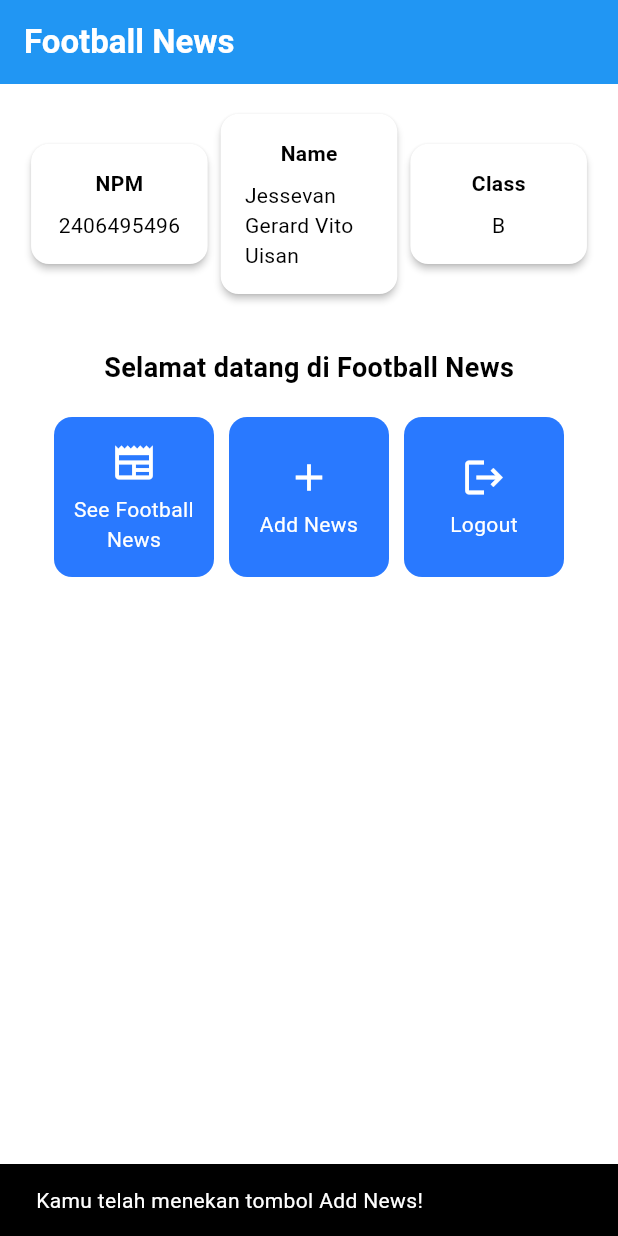
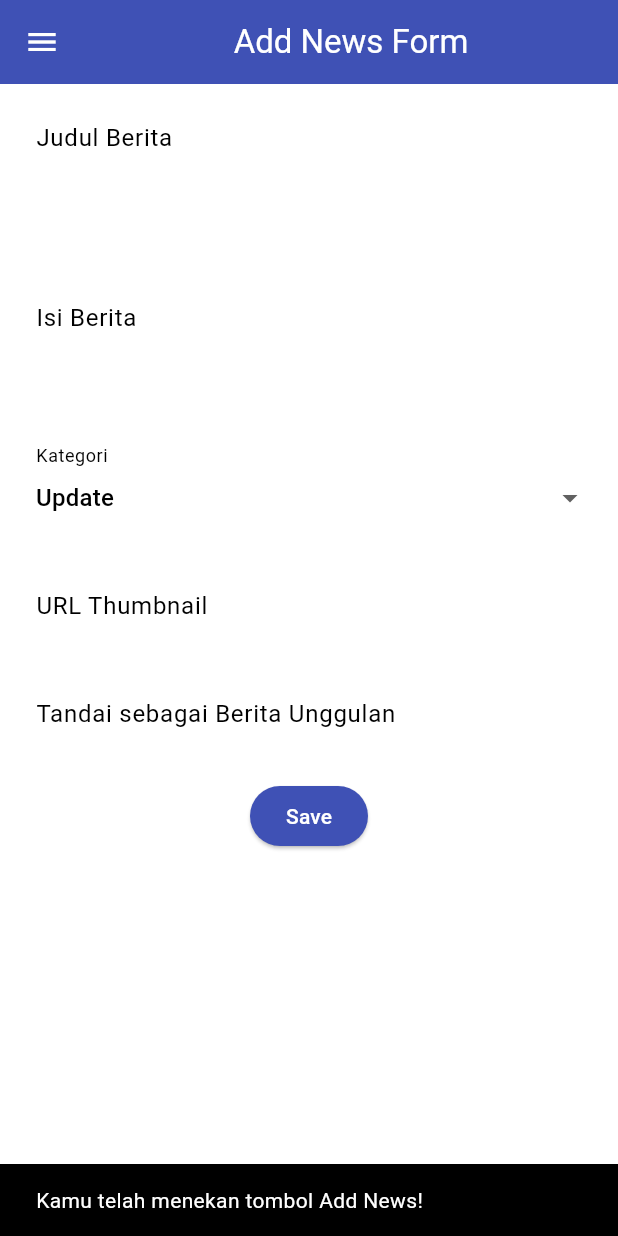
Before and after one commit to jessegvu/football-news-mobile, a Flutter app: the screen it shows after launch, after a tap on "Add News", on a phone screen of 412 x 824 dp. Run offline on Flutter 3.47's test engine with Material 3 defaults, Android fonts, the phone set to English and light mode, and no system bars.

Commit message:
Tutorial 7

```diff
--- a/lib/main.dart
+++ b/lib/main.dart
@@ -1,5 +1,5 @@
 import 'package:flutter/material.dart';
-import 'package:football_news/menu.dart';
+import 'package:football_news/screens/menu.dart';
 
 void main() {
   runApp(const MyApp());
--- a/lib/menu.dart
+++ b/lib/screens/menu.dart
@@ -1,4 +1,6 @@
 import 'package:flutter/material.dart';
+import 'package:football_news/widgets/left_drawer.dart';
+import 'package:football_news/widgets/news_card.dart';
 
 class MyHomePage extends StatelessWidget {
   MyHomePage({super.key});
@@ -9,7 +11,6 @@ class MyHomePage extends StatelessWidget {
 
   @override
   Widget build(BuildContext context) {
-    // Scaffold provides the basic page structure with AppBar and body.
     return Scaffold(
       appBar: AppBar(
         title: const Text(
@@ -21,6 +22,7 @@ class MyHomePage extends StatelessWidget {
         ),
         backgroundColor: Theme.of(context).colorScheme.primary,
       ),
+      drawer: const LeftDrawer(),
       body: Padding(
         padding: const EdgeInsets.all(16.0),
         child: Column(
@@ -81,10 +83,8 @@ class MyHomePage extends StatelessWidget {
 }
 
 class InfoCard extends StatelessWidget {
-  // Kartu informasi yang menampilkan title dan content.
-
-  final String title; // Judul kartu.
-  final String content; // Isi kartu.
+  final String title;
+  final String content;
 
   const InfoCard({super.key, required this.title, required this.content});
 
@@ -109,54 +109,3 @@ class InfoCard extends StatelessWidget {
     );
   }
 }
-
-class ItemHomepage {
-  final String name;
-  final IconData icon;
-
-  ItemHomepage(this.name, this.icon);
-}
-
-class ItemCard extends StatelessWidget {
-  final ItemHomepage item;
-
-  const ItemCard(this.item, {super.key});
-
-  @override
-  Widget build(BuildContext context) {
-    return Material(
-      color: Theme.of(context).colorScheme.secondary,
-      borderRadius: BorderRadius.circular(12),
-      child: InkWell(
-        onTap: () {
-          ScaffoldMessenger.of(context)
-            ..hideCurrentSnackBar()
-            ..showSnackBar(
-              SnackBar(content: Text("Kamu telah menekan tombol ${item.name}!"))
-            );
-        },
-        child: Container(
-          padding: const EdgeInsets.all(8),
-          child: Center(
-            child: Column(
-              mainAxisAlignment: MainAxisAlignment.center,
-              children: [
-                Icon(
-                  item.icon,
-                  color: Colors.white,
-                  size: 30.0,
-                ),
-                const Padding(padding: EdgeInsets.all(3)),
-                Text(
-                  item.name,
-                  textAlign: TextAlign.center,
-                  style: const TextStyle(color: Colors.white),
-                ),
-              ],
-            ),
-          ),
-        ),
-      ),
-    );
-  }
-}
--- /dev/null
+++ b/lib/screens/newslist_form.dart
@@ -0,0 +1,204 @@
+import 'package:flutter/material.dart';
+import 'package:football_news/widgets/left_drawer.dart';
+
+class NewsFormPage extends StatefulWidget {
+    const NewsFormPage({super.key});
+
+    @override
+    State<NewsFormPage> createState() => _NewsFormPageState();
+}
+
+class _NewsFormPageState extends State<NewsFormPage> {
+    final _formKey = GlobalKey<FormState>();
+    String _title = "";
+    String _content = "";
+    String _category = "update";
+    String _thumbnail = "";
+    bool _isFeatured = false;
+
+    final List<String> _categories = [
+        'transfer',
+        'update',
+        'exclusive',
+        'match',
+        'rumor',
+        'analysis',
+    ];
+
+    @override
+    Widget build(BuildContext context) {
+        return Scaffold(
+            appBar: AppBar(
+                title: const Center(
+                    child: Text(
+                        'Add News Form',
+                    ),
+                ),
+                backgroundColor: Colors.indigo,
+                foregroundColor: Colors.white,
+            ),
+            drawer: const LeftDrawer(),
+            body: Form(
+                key: _formKey,
+                child: SingleChildScrollView(
+                    child: Column(
+                        crossAxisAlignment: CrossAxisAlignment.start,
+                        children: [
+                            Padding(
+                                padding: const EdgeInsets.all(8.0),
+                                child: TextFormField(
+                                    decoration: InputDecoration(
+                                        hintText: "Judul Berita",
+                                        labelText: "Judul Berita",
+                                        border: OutlineInputBorder(
+                                            borderRadius: BorderRadius.circular(5.0),
+                                        ),
+                                    ),
+                                    onChanged: (String? value) {
+                                        setState(() {
+                                            _title = value!;
+                                        });
+                                    },
+                                    validator: (String? value) {
+                                        if (value == null || value.isEmpty) {
+                                            return "Judul tidak boleh kosong!";
+                                        }
+                                        return null;
+                                    },
+                                ),
+                            ),
+                            Padding(
+                                padding: const EdgeInsets.all(8.0),
+                                child: TextFormField(
+                                    maxLines: 5,
+                                    decoration: InputDecoration(
+                                        hintText: "Isi Berita",
+                                        labelText: "Isi Berita",
+                                        border: OutlineInputBorder(
+                                            borderRadius: BorderRadius.circular(5.0),
+                                        ),
+                                    ),
+                                    onChanged: (String? value) {
+                                        setState(() {
+                                            _content = value!;
+                                        });
+                                    },
+                                    validator: (String? value) {
+                                        if (value == null || value.isEmpty) {
+                                            return "Isi berita tidak boleh kosong!";
+                                        }
+                                        return null;
+                                    },
+                                ),
+                            ),
+                            Padding(
+                                padding: const EdgeInsets.all(8.0),
+                                child: DropdownButtonFormField<String>(
+                                    decoration: InputDecoration(
+                                        labelText: "Kategori",
+                                        border: OutlineInputBorder(
+                                            borderRadius: BorderRadius.circular(5.0),
+                                        ),
+                                    ),
+                                    initialValue: _category,
+                                    items: _categories
+                                        .map((cat) => DropdownMenuItem(
+                                            value: cat,
+                                            child: Text(
+                                                cat[0].toUpperCase() + cat.substring(1)),
+                                        ))
+                                        .toList(),
+                                    onChanged: (String? newValue) {
+                                        setState(() {
+                                            _category = newValue!;
+                                        });
+                                    },
+                                ),
+                            ),
+                            Padding(
+                                padding: const EdgeInsets.all(8.0),
+                                child: TextFormField(
+                                    decoration: InputDecoration(
+                                        hintText: "URL Thumbnail (opsional)",
+                                        labelText: "URL Thumbnail",
+                                        border: OutlineInputBorder(
+                                            borderRadius: BorderRadius.circular(5.0),
+                                        ),
+                                    ),
+                                    onChanged: (String? value) {
+                                        setState(() {
+                                            _thumbnail = value!;
+                                        });
+                                    },
+                                ),
+                            ),
+                            Padding(
+                                padding: const EdgeInsets.all(8.0),
+                                child: SwitchListTile(
+                                    title: const Text("Tandai sebagai Berita Unggulan"),
+                                    value: _isFeatured,
+                                    onChanged: (bool value) {
+                                        setState(() {
+                                            _isFeatured = value;
+                                        });
+                                    },
+                                ),
+                            ),
+                            Align(
+                                alignment: Alignment.bottomCenter,
+                                child: Padding(
+                                    padding: const EdgeInsets.all(8.0),
+                                    child: ElevatedButton(
+                                        style: ButtonStyle(
+                                            backgroundColor:
+                                                WidgetStateProperty.all(Colors.indigo),
+                                        ),
+                                        onPressed: () {
+                                            if (_formKey.currentState!.validate()) {
+                                                showDialog(
+                                                    context: context,
+                                                    builder: (context) {
+                                                        return AlertDialog(
+                                                            title: const Text('Produk berhasil tersimpan'),
+                                                            content: SingleChildScrollView(
+                                                                child: Column(
+                                                                    crossAxisAlignment:
+                                                                        CrossAxisAlignment.start,
+                                                                    children: [
+                                                                        Text('Judul: $_title'),
+                                                                        Text('Isi: $_content'),
+                                                                        Text('Kategori: $_category'),
+                                                                        Text('Thumbnail: $_thumbnail'),
+                                                                        Text(
+                                                                            'Unggulan: ${_isFeatured ? "Ya" : "Tidak"}'),
+                                                                    ],
+                                                                ),
+                                                            ),
+                                                            actions: [
+                                                                TextButton(
+                                                                    child: const Text('OK'),
+                                                                    onPressed: () {
+                                                                        Navigator.pop(context);
+                                                                        _formKey.currentState!.reset();
+                                                                    },
+                                                                ),
+                                                            ],
+                                                        );
+                                                    },
+                                                );
+                                            }
+                                        },
+                                        child: const Text(
+                                            "Save",
+                                            style: TextStyle(color: Colors.white),
+                                        ),
+                                    ),
+                                ),
+                            ),
+                        ],
+                    ),
+                ),
+            ),
+        );
+    }
+}
--- /dev/null
+++ b/lib/widgets/left_drawer.dart
@@ -0,0 +1,68 @@
+import 'package:flutter/material.dart';
+import 'package:football_news/screens/menu.dart';
+import 'package:football_news/screens/newslist_form.dart';
+
+class LeftDrawer extends StatelessWidget {
+  const LeftDrawer({super.key});
+
+  @override
+  Widget build(BuildContext context) {
+    return Drawer(
+      child: ListView(
+        children: [
+          const DrawerHeader(
+            decoration: BoxDecoration(
+              color: Colors.blue,
+            ),
+            child: Column(
+              children: [
+                Text(
+                  'Football News',
+                  textAlign: TextAlign.center,
+                  style: TextStyle(
+                    fontSize: 30,
+                    fontWeight: FontWeight.bold,
+                    color: Colors.white,
+                  ),
+                ),
+                Padding(padding: EdgeInsets.all(10)),
+                Text(
+                  "Seluruh berita sepak bola terkini di sini!",
+                  textAlign: TextAlign.center,
+                  style: TextStyle(
+                    fontSize: 15,
+                    color: Colors.white,
+                    fontWeight: FontWeight.normal,
+                  ),
+                ),
+              ],
+            ),
+          ),
+          ListTile(
+            leading: const Icon(Icons.home_outlined),
+            title: const Text('Home'),
+            onTap: () {
+              Navigator.pushReplacement(
+                  context,
+                  MaterialPageRoute(
+                    builder: (context) => MyHomePage(),
+                  ));
+            },
+          ),
+          ListTile(
+            leading: const Icon(Icons.post_add),
+            title: const Text('Add News'),
+            onTap: () {
+              // Routing to NewsFormPage
+              Navigator.pushReplacement(
+                  context,
+                  MaterialPageRoute(
+                    builder: (context) => const NewsFormPage(),
+                  ));
+            },
+          ),
+        ],
+      ),
+    );
+  }
+}
--- /dev/null
+++ b/lib/widgets/news_card.dart
@@ -0,0 +1,63 @@
+import 'package:flutter/material.dart';
+import 'package:football_news/screens/newslist_form.dart';
+
+class ItemHomepage {
+  final String name;
+  final IconData icon;
+
+  ItemHomepage(this.name, this.icon);
+}
+
+class ItemCard extends StatelessWidget {
+  final ItemHomepage item;
+
+  const ItemCard(this.item, {super.key});
+
+  @override
+  Widget build(BuildContext context) {
+    return Material(
+      color: Theme.of(context).colorScheme.secondary,
+      borderRadius: BorderRadius.circular(12),
+      child: InkWell(
+        onTap: () {
+          ScaffoldMessenger.of(context)
+            ..hideCurrentSnackBar()
+            ..showSnackBar(
+              SnackBar(content: Text("Kamu telah menekan tombol ${item.name}!"))
+            );
+
+          // Navigate ke route yang sesuai (tergantung jenis tombol)
+          if (item.name == "Add News") {
+            Navigator.push(
+              context,
+              MaterialPageRoute(
+                builder: (context) => const NewsFormPage(),
+              ),
+            );
+          }
+        },
+        child: Container(
+          padding: const EdgeInsets.all(8),
+          child: Center(
+            child: Column(
+              mainAxisAlignment: MainAxisAlignment.center,
+              children: [
+                Icon(
+                  item.icon,
+                  color: Colors.white,
+                  size: 30.0,
+                ),
+                const Padding(padding: EdgeInsets.all(3)),
+                Text(
+                  item.name,
+                  textAlign: TextAlign.center,
+                  style: const TextStyle(color: Colors.white),
+                ),
+              ],
+            ),
+          ),
+        ),
+      ),
+    );
+  }
+}
```
